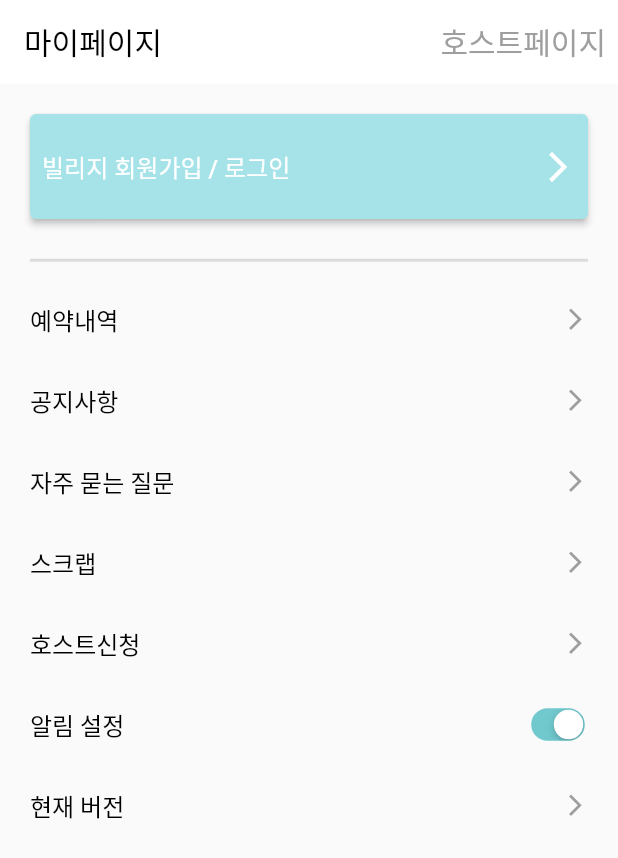
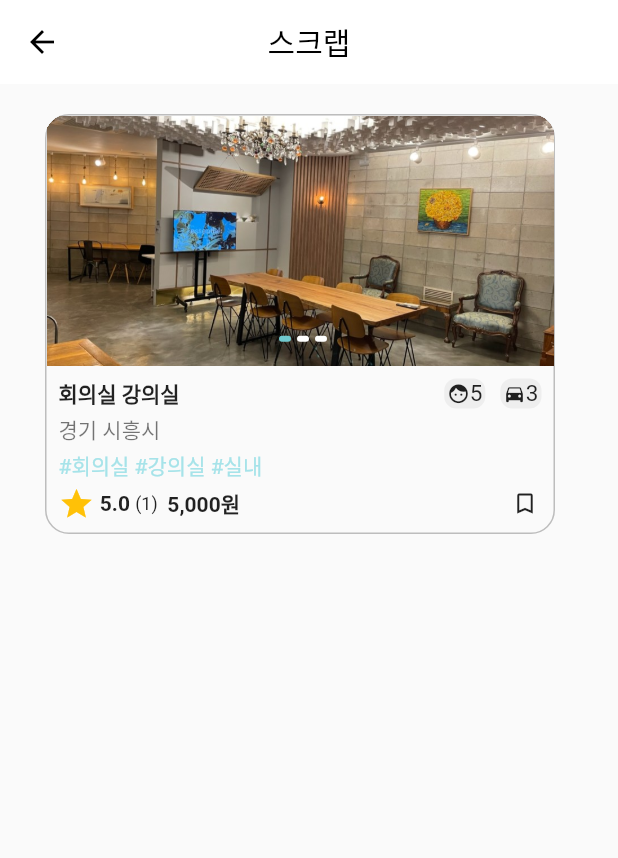
Before and after one commit to clean17/Village-Front-Project, a Flutter app: the MyPage screen opened directly, after a tap on "스크랩", on a phone screen of 412 x 824 dp. Shown: the top 858 px of the screen. Run offline on Flutter 3.47's test engine with Material 2 defaults, Android fonts, the phone set to English and light mode, and no system bars; our stand-ins replace dio, flutter_riverpod, flutter_secure_storage, font_awesome_flutter, geolocator, google_maps_flutter and 3 more; missing offline and left inert: remedi_kopo; accounts and stored records are empty.

Commit message:
my_scrap_page 화면 구현

```diff
--- a/lib/main.dart
+++ b/lib/main.dart
@@ -49,6 +49,7 @@ import 'package:village/view/pages/common/oauth_page.dart';
 import 'package:village/view/pages/common/splash_page.dart';
 import 'package:village/view/pages/main/main_page.dart';
 import 'package:village/view/pages/user/my_page.dart';
+import 'package:village/view/pages/user/my_srap_page.dart';
 import 'view/pages/common/notice_page.dart';
 import 'view/pages/user/my_tel_authorize_page.dart';
 
@@ -71,9 +72,7 @@ class MyApp extends StatelessWidget {
           // primaryColor: Colors.white,
           ),
       debugShowCheckedModeBanner: false, // 화면에 디버그 제거
-
-      home: MyTelAuthorizePage(), // 클래스 분리
-
+      home: MyPage(), // 클래스 분리
     );
   }
 }
--- a/lib/view/pages/user/my_page.dart
+++ b/lib/view/pages/user/my_page.dart
@@ -3,7 +3,8 @@ import 'package:flutter/material.dart';
 import 'package:village/core/constants/color.dart';
 import 'package:village/core/constants/style.dart';
 import 'package:village/view/pages/common/notice_page.dart';
-import 'package:village/view/pages/user/my_page_list.dart';
+import 'package:village/view/pages/user/my_srap_page.dart';
+import 'package:village/view/widgets/user/my_page_list.dart';
 import 'package:village/view/widgets/bottom_button.dart';
 
 class MyPage extends StatefulWidget {
@@ -93,7 +94,13 @@ class _MyPageState extends State<MyPage> {
             SizedBox(height: 30),
             MyPageList(title: "자주 묻는 질문", press: () {}),
             SizedBox(height: 30),
-            MyPageList(title: "스크랩", press: () {}),
+            MyPageList(title: "스크랩", press: () {
+              Navigator.push(
+                  context,
+                  MaterialPageRoute(
+                    builder: (context) => MySrapPage(),
+                  ));
+            }),
             SizedBox(height: 30),
             MyPageList(title: "호스트신청", press: () {}),
             SizedBox(height: 30),
--- /dev/null
+++ b/lib/view/pages/user/my_srap_page.dart
@@ -0,0 +1,25 @@
+import 'package:flutter/material.dart';
+import 'package:village/view/pages/main/widgets/place_container.dart';
+import 'package:village/view/widgets/place_appbar.dart';
+import 'package:village/view/widgets/simple_appbar.dart';
+
+class MySrapPage extends StatelessWidget {
+  const MySrapPage({Key? key}) : super(key: key);
+
+  @override
+  Widget build(BuildContext context) {
+    return Scaffold(
+      appBar: AppBar(
+        elevation: 0,
+        backgroundColor: Colors.white,
+        iconTheme: IconThemeData(color: Colors.black),
+        title: Text("스크랩", style: TextStyle(color: Colors.black),),
+        centerTitle: true,
+      ),
+      body: SingleChildScrollView(
+        padding: EdgeInsets.symmetric(vertical: 20,horizontal: 30),
+        child: PlaceContainer(),
+      ),
+    );
+  }
+}
```
Also changed, not shown: lib/view/widgets/user/my_page_list.dart (renamed from lib/view/pages/user/my_page_list.dart).
